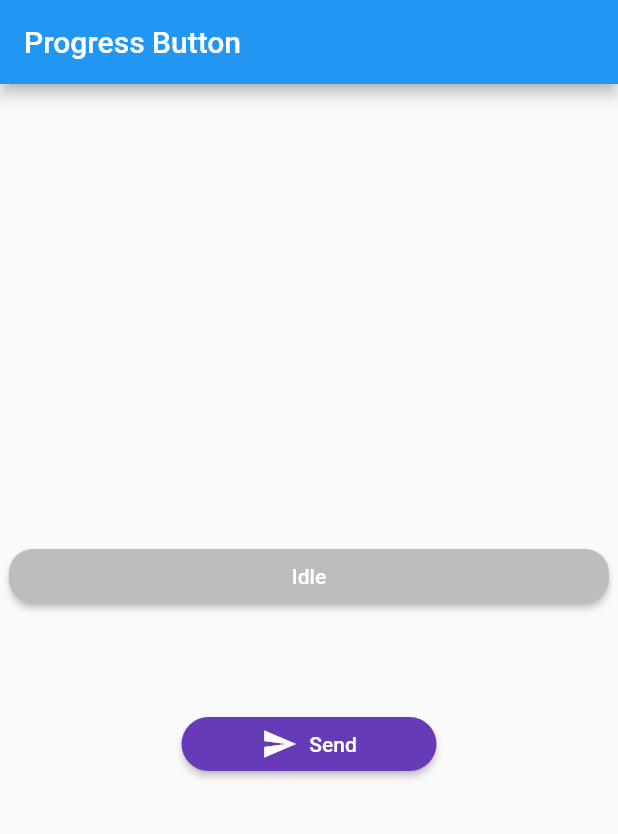
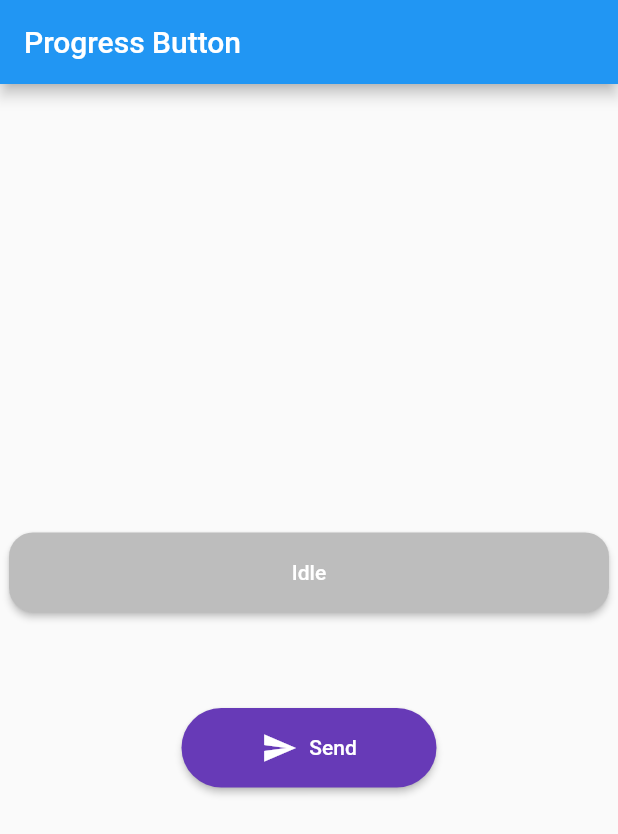
Before and after one commit to slm/progress-state-button, a Flutter app: the screen it shows after launch, on a phone screen of 412 x 824 dp. Shown: the top 834 px of the screen. Run offline on Flutter 3.47's test engine with Material 2 defaults, Android fonts, the phone set to English and light mode, and no system bars.

```diff
--- a/lib/main.dart
+++ b/lib/main.dart
@@ -53,12 +53,13 @@ class _ProgressButtonHomePageState extends State<ProgressButtonHomePage> {
       },
       onPressed: onPressedCustomButton,
       state: stateOnlyText,
+      padding: EdgeInsets.all(8.0),
     );
     return progressTextButton;
   }
 
   Widget buildTextWithIcon() {
-    return ProgressButton.iconed(iconedButtons: {
+    return ProgressButton.icon(iconedButtons: {
       ButtonState.idle:
           IconedButton(text: "Send", icon: Icon(Icons.send,color: Colors.white), color: Colors.deepPurple.shade500),
       ButtonState.loading:
--- a/lib/progress_button.dart
+++ b/lib/progress_button.dart
@@ -13,8 +13,9 @@ class ProgressButton extends StatefulWidget {
   final maxWidth;
   final radius;
   final height;
-  final CircularProgressIndicator circularProgressIndicator;
+  final ProgressIndicator progressIndicator;
   final MainAxisAlignment progressIndicatorAligment;
+  final EdgeInsets padding;
 
    ProgressButton({
     Key key,
@@ -27,8 +28,9 @@ class ProgressButton extends StatefulWidget {
     this.maxWidth = 400.0,
     this.radius = 16.0,
     this.height = 53.0,
-    this.circularProgressIndicator,
+    this.progressIndicator,
     this.progressIndicatorAligment = MainAxisAlignment.spaceBetween,
+    this.padding = EdgeInsets.zero,
   }) :
       assert(
         stateWidgets != null && stateWidgets.keys.toSet().containsAll(ButtonState.values.toSet()),
@@ -45,7 +47,7 @@ class ProgressButton extends StatefulWidget {
     return _ProgressButtonState();
   }
 
-  factory ProgressButton.iconed({
+  factory ProgressButton.icon({
     @required Map<ButtonState, IconedButton> iconedButtons,
     Function onPressed,
     ButtonState state = ButtonState.idle,
@@ -56,6 +58,7 @@ class ProgressButton extends StatefulWidget {
     radius: 100.0,
     gap: 4.0,
     TextStyle textStyle,
+    CircularProgressIndicator progressIndicator,
   }) {
     assert(
         iconedButtons != null && iconedButtons.keys.toSet().containsAll(ButtonState.values.toSet()),
@@ -91,7 +94,8 @@ class ProgressButton extends StatefulWidget {
       minWidth: minWidth,
       radius: radius,
       height: height,
-      progressIndicatorAligment: MainAxisAlignment.center
+      progressIndicatorAligment: MainAxisAlignment.center,
+      progressIndicator: progressIndicator,
     );
   }
 }
@@ -102,7 +106,6 @@ class _ProgressButtonState extends State<ProgressButton>
   AnimationController colorAnimationController;
   Animation<Color> colorAnimation;
   double width;
-  double height;
   Duration animationDuration = Duration(milliseconds: 500);
   Widget progressIndicator;
 
@@ -111,10 +114,8 @@ class _ProgressButtonState extends State<ProgressButton>
     Color end = widget.stateColors[newState];
     if (newState == ButtonState.loading) {
       width = widget.minWidth;
-      height = widget.height;
     } else {
       width = widget.maxWidth;
-      height = widget.height;
     }
     colorAnimation = ColorTween(begin: begin, end: end).animate(CurvedAnimation(
       parent: colorAnimationController,
@@ -151,7 +152,7 @@ class _ProgressButtonState extends State<ProgressButton>
     super.didUpdateWidget(oldWidget);
 
     if(widget.state == ButtonState.loading){
-       progressIndicator = widget.circularProgressIndicator ?? CircularProgressIndicator(backgroundColor: widget.stateColors[widget.state] ,valueColor:AlwaysStoppedAnimation<Color>(Colors.white));
+       progressIndicator = widget.progressIndicator ?? CircularProgressIndicator(backgroundColor: widget.stateColors[widget.state] ,valueColor:AlwaysStoppedAnimation<Color>(Colors.white));
     }
 
     if (oldWidget.state != widget.state) {
@@ -185,10 +186,10 @@ class _ProgressButtonState extends State<ProgressButton>
       builder: (context, child) {
         return AnimatedContainer(
             width: width,
-            height: height,
+            height: widget.height,
             duration: animationDuration,
             child: RaisedButton(
-              padding: EdgeInsets.all(0.0),
+              padding: widget.padding,
               shape: RoundedRectangleBorder(
                   borderRadius: BorderRadius.circular(widget.radius),
                   side: BorderSide(color: Colors.transparent, width: 0)),
```
Also changed, not shown: 2 other files.
